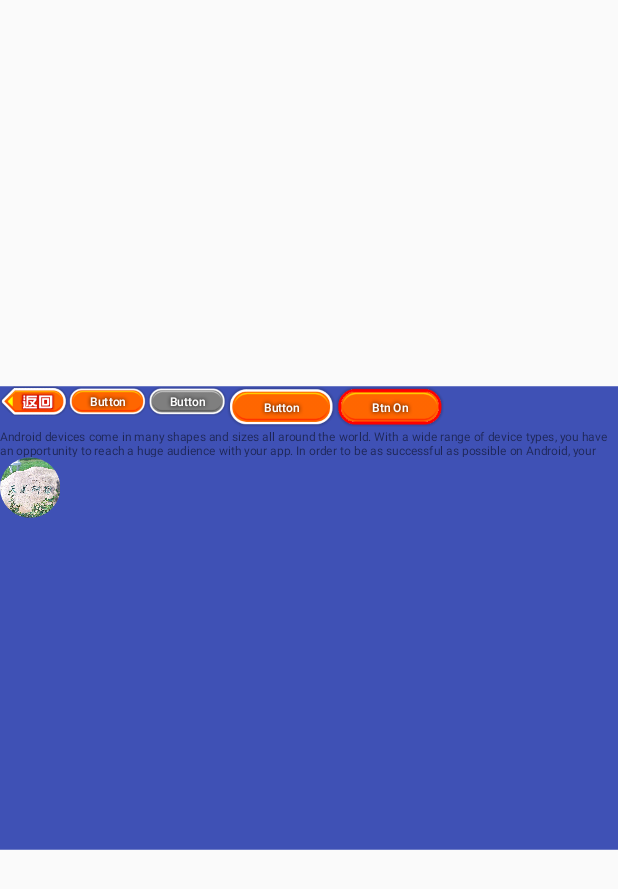
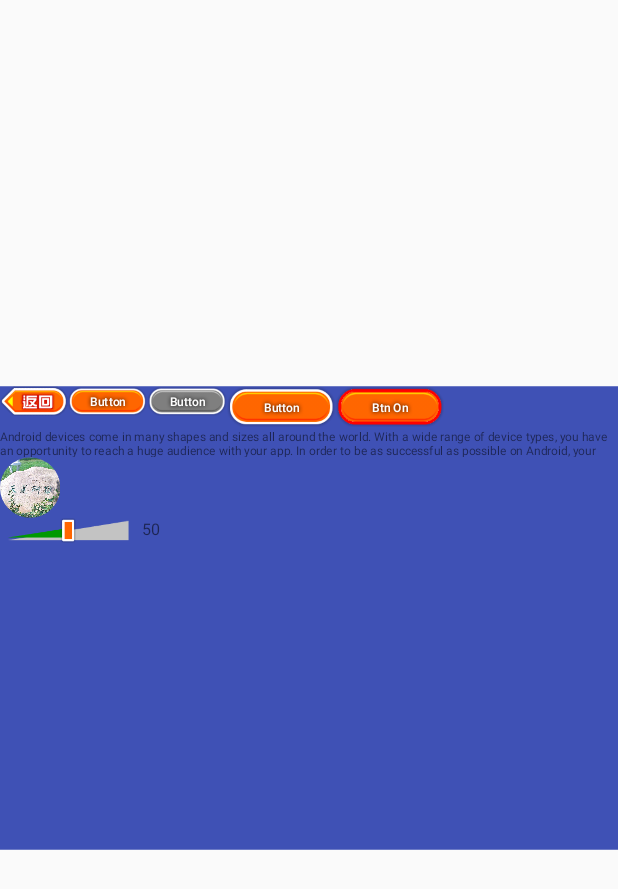
Before and after one commit to neo2470/Twork, an Android app: the screen it shows after launch (MainActivity), after a tap on "Scale Layout", on a phone screen of 412 x 824 dp. Shown: the top 889 px of the screen. Run offline under Robolectric (Android 15) with nearby library versions, the phone set to English and light mode, and no system bars.

Commit message:
add custom view ScabaleSeekBar

```diff
--- a/app/src/main/java/com/alex/fragment/ScaleLayoutFragment.java
+++ b/app/src/main/java/com/alex/fragment/ScaleLayoutFragment.java
@@ -9,12 +9,16 @@ import android.view.ViewGroup;
 import android.widget.Button;
 import android.widget.CompoundButton;
 import android.widget.ImageView;
+import android.widget.TextView;
 import android.widget.Toast;
 import android.widget.ToggleButton;
 
 import com.alex.graphics.CircleDrawable;
 import com.alex.twork.R;
 import com.alex.util.DisplayUtil;
+import com.alex.widget.ScalableSeekBar;
+
+import org.w3c.dom.Text;
 
 /**
  * Created by alex on 15-11-18.
@@ -37,6 +41,15 @@ public class ScaleLayoutFragment extends BaseFragment implements View.OnClickLis
         Bitmap bitmap = BitmapFactory.decodeResource(getResources(), R.drawable.test);
         CircleDrawable drawable = new CircleDrawable(bitmap);
         scaleImageView.setImageDrawable(drawable);
+
+        final TextView scalableSeekBarProgress = (TextView) view.findViewById(R.id.scalableSeekBarProgress);
+        ScalableSeekBar scalableSeekBar = (ScalableSeekBar) view.findViewById(R.id.scalableSeekBar);
+        scalableSeekBar.setOnScalableSeekBarChangeListener(new ScalableSeekBar.OnScalableSeekBarChangeListener() {
+            @Override
+            public void onProgressChanged(ScalableSeekBar scalableSeekBar, int progress) {
+                scalableSeekBarProgress.setText(progress+"");
+            }
+        });
 
         DisplayUtil.scaleView(view, R.id.mainLayout);
 
--- /dev/null
+++ b/app/src/main/java/com/alex/widget/ScalableSeekBar.java
@@ -0,0 +1,292 @@
+package com.alex.widget;
+
+import android.content.Context;
+import android.content.res.TypedArray;
+import android.graphics.Bitmap;
+import android.graphics.Canvas;
+import android.graphics.Paint;
+import android.graphics.Point;
+import android.graphics.Rect;
+import android.graphics.drawable.BitmapDrawable;
+import android.graphics.drawable.Drawable;
+import android.util.AttributeSet;
+import android.view.MotionEvent;
+import android.view.View;
+
+import com.alex.twork.R;
+
+/**
+ * Created by alex on 15-11-30.
+ * A scalable SeekBar
+ */
+public final class ScalableSeekBar extends View {
+
+    public interface OnScalableSeekBarChangeListener {
+        void onProgressChanged(ScalableSeekBar scalableSeekBar, int progress);
+    }
+
+    public ScalableSeekBar(Context context, AttributeSet attrs) {
+        super(context, attrs);
+
+        mPaint = new Paint();
+        mPaint.setAntiAlias(true);
+        mProgressRectSrc = new Rect();
+        mProgressRectDst = new Rect();
+
+        // 解析自定义xml属性
+        TypedArray a = context.obtainStyledAttributes(attrs, R.styleable.ScalableSeekBar);
+
+        mThumb = new Tile(a.getDrawable(R.styleable.ScalableSeekBar_thumb));
+        mProgress = new Tile(a.getDrawable(R.styleable.ScalableSeekBar_progressDrawable));
+        mBackground = new Tile(a.getDrawable(R.styleable.ScalableSeekBar_backgroundDrawable));
+
+        max = a.getInt(R.styleable.ScalableSeekBar_max, 100);
+        progress = a.getInt(R.styleable.ScalableSeekBar_progress, 0);
+
+        HALF_OF_THUMB_WIDTH = mThumb.bitmap.getWidth() >> 1;
+
+        minWidth = mBackground.bitmap.getWidth() + mThumb.bitmap.getWidth();
+        minHeight = mThumb.bitmap.getHeight();
+
+        a.recycle();
+    }
+
+    @Override
+    protected void onMeasure(int widthMeasureSpec, int heightMeasureSpec) {
+        super.onMeasure(measureWidth(widthMeasureSpec), measureHeight(heightMeasureSpec));
+    }
+
+    @Override
+    protected void onSizeChanged(int w, int h, int ow, int oh) {
+
+        mBackground.location.x = mProgress.location.x = mThumb.location.x = mProgressRectDst.left = (w - mBackground.bitmap.getWidth()) >> 1;
+        mBackground.location.y = mProgress.location.y = mThumb.location.y = mProgressRectDst.top = (h - mBackground.bitmap.getHeight()) >> 1;
+        mProgressRectSrc.bottom = mProgressRectDst.bottom = mProgress.getBottom();
+
+        mThumb.location.x -= HALF_OF_THUMB_WIDTH;
+        mThumb.location.y -= (mThumb.bitmap.getHeight() - mBackground.bitmap.getHeight()) >> 1;
+        refreshProgress();
+
+        super.onSizeChanged(w, h, ow, oh);
+    }
+
+    @Override
+    public boolean onTouchEvent(MotionEvent event) {
+        switch (event.getActionMasked()) {
+            case MotionEvent.ACTION_DOWN: {
+
+                if (isTileAreaHit(mBackground, event)) {
+                    moveThumb((int) (event.getX() - HALF_OF_THUMB_WIDTH));
+                }
+
+                initX = mThumb.location.x;
+                offsetX = (int) event.getX();
+                moveThumb = isTileAreaHit(mThumb, event);
+                break;
+            }
+            case MotionEvent.ACTION_MOVE: {
+                if (isInView(event) && moveThumb) {
+                    moveThumb((int) (initX + event.getX() - offsetX));
+                }
+                break;
+            }
+            case MotionEvent.ACTION_UP: {
+                break;
+            }
+        }
+        invalidate(mThumb.location.x, mThumb.location.y, mThumb.getRight(), mThumb.getBottom());
+        return true;
+    }
+
+    @Override
+    protected void onDraw(Canvas canvas) {
+        super.onDraw(canvas);
+
+        canvas.drawBitmap(mBackground.bitmap, mBackground.location.x, mBackground.location.y, mPaint);
+        canvas.drawBitmap(mProgress.bitmap, mProgressRectSrc, mProgressRectDst, mPaint);
+        canvas.drawBitmap(mThumb.bitmap, mThumb.location.x, mThumb.location.y, mPaint);
+    }
+
+    public void setOnScalableSeekBarChangeListener(OnScalableSeekBarChangeListener onScalableSeekBarChangeListener) {
+        mListener = onScalableSeekBarChangeListener;
+    }
+
+    public int getProgress() {
+        return progress;
+    }
+
+    public void setProgress(int progress) {
+        this.progress = progress;
+        refreshProgress();
+    }
+
+    public int getMax() {
+        return max;
+    }
+
+    public void setMax(int max) {
+        this.max = max;
+    }
+
+    /**
+     * 移动游标Tile
+     * @param locationX 游标水平中心的坐标
+     */
+    private void moveThumb(int locationX) {
+
+        final int left = mBackground.location.x - HALF_OF_THUMB_WIDTH;
+        final int right = mBackground.getRight() - HALF_OF_THUMB_WIDTH;
+
+        if (left <= mThumb.location.x && right >= mThumb.location.x) {
+
+            locationX = locationX < left ? left : locationX;
+            locationX = locationX > right ? right : locationX;
+
+            mThumb.location.x = locationX;
+
+            mProgressRectSrc.right = locationX + HALF_OF_THUMB_WIDTH;
+            mProgressRectDst.right = locationX + HALF_OF_THUMB_WIDTH;
+
+            progress = (int) ((locationX + HALF_OF_THUMB_WIDTH - mBackground.location.x) / Float.valueOf(mBackground.bitmap.getWidth()) * max);
+
+            if (null != mListener) {
+                mListener.onProgressChanged(this, progress);
+            }
+        }
+    }
+
+    /**
+     * 测量View的宽度
+     * @param measureSpec
+     * @return
+     */
+    private int measureWidth(int measureSpec) {
+        int result;
+        int specMode = MeasureSpec.getMode(measureSpec);
+        int specSize = MeasureSpec.getSize(measureSpec);
+
+        if (specMode == MeasureSpec.EXACTLY) {
+            result = specSize;
+        } else {
+            result = minWidth;
+        }
+
+        result = result < minWidth ? minWidth : result;
+        result = MeasureSpec.makeMeasureSpec(result, MeasureSpec.EXACTLY);
+
+        return result;
+    }
+
+    /**
+     * 测量View的高度
+     * @param measureSpec
+     * @return
+     */
+    private int measureHeight(int measureSpec) {
+        int result;
+        int specMode = MeasureSpec.getMode(measureSpec);
+        int specSize = MeasureSpec.getSize(measureSpec);
+
+        if (specMode == MeasureSpec.EXACTLY) {
+            result = specSize;
+        } else {
+            result = minHeight;
+        }
+
+        result = result < minHeight ? minHeight : result;
+        result = MeasureSpec.makeMeasureSpec(result, MeasureSpec.EXACTLY);
+
+        return result;
+    }
+
+    /**
+     * 检查触点是否在Tile范围内
+     * @param tile Tile object
+     * @param event MotionEvent object
+     * @return 在Tile内，true；在Tile外，false
+     */
+    private boolean isTileAreaHit(Tile tile, MotionEvent event) {
+        if (event.getX() < tile.location.x || event.getX() > tile.location.x + tile.bitmap.getWidth()) {
+            return false;
+        }
+
+        if (event.getY() < tile.location.y || event.getY() > tile.location.y + tile.bitmap.getHeight()) {
+            return false;
+        }
+
+        return true;
+    }
+
+    /**
+     * 检查触点是否在View的范围内
+     * @param event MotionEvent object
+     * @return 在View内，true；在View外，false
+     */
+    private boolean isInView(MotionEvent event) {
+        if (event.getX() < 0 || event.getX() > getWidth()) {
+            return false;
+        }
+
+        if (event.getY() < 0 || event.getY() > getHeight()) {
+            return false;
+        }
+
+        return true;
+    }
+
+    /**
+     * 更新进度
+     */
+    private void refreshProgress() {
+        mThumb.location.x = mBackground.location.x + (int) (progress / Float.valueOf(max) * mBackground.bitmap.getWidth() - HALF_OF_THUMB_WIDTH);
+
+        mProgressRectSrc.right = mThumb.location.x + HALF_OF_THUMB_WIDTH;
+        mProgressRectDst.right = mThumb.location.x + HALF_OF_THUMB_WIDTH;
+    }
+
+    private Paint mPaint;
+
+    private int initX;
+    private int offsetX;
+
+    private int minWidth;// View的最小宽度
+    private int minHeight;// View的最小高度
+
+    private int max;// 进度最大值
+    private int progress;// 进度
+    private final int HALF_OF_THUMB_WIDTH;// 游标宽度的一半
+
+    private boolean moveThumb;// 是否可以移动游标
+
+    private Tile mThumb;// 游标
+    private Tile mProgress;// 前景
+    private Tile mBackground;// 背景
+    private Rect mProgressRectSrc;
+    private Rect mProgressRectDst;
+
+    private OnScalableSeekBarChangeListener mListener;
+}
+
+class Tile {
+
+    protected Tile(Drawable drawable) {
+
+        if (null != drawable) {
+            BitmapDrawable bmpDrawable = (BitmapDrawable) drawable;
+            bitmap = bmpDrawable.getBitmap();
+        }
+
+        location = new Point();
+    }
+
+    protected int getRight() {
+        return location.x + bitmap.getWidth();
+    }
+
+    protected int getBottom() {
+        return location.y + bitmap.getHeight();
+    }
+
+    protected Point location;// Tile在View中被绘制的位置
+    protected Bitmap bitmap;// Tile对应的Bitmap
+}
--- a/app/src/main/res/layout/scale_layout_fragment.xml
+++ b/app/src/main/res/layout/scale_layout_fragment.xml
@@ -1,5 +1,6 @@
 <?xml version="1.0" encoding="utf-8"?>
 <FrameLayout xmlns:android="http://schemas.android.com/apk/res/android"
+    xmlns:app="http://schemas.android.com/apk/res-auto"
     android:layout_width="match_parent"
     android:layout_height="match_parent">
 
@@ -82,6 +83,27 @@
                     android:layout_below="@id/scaleTextView"
                     android:src="@drawable/test" />
 
+                <com.alex.widget.ScalableSeekBar
+                    android:id="@+id/scalableSeekBar"
+                    android:layout_width="wrap_content"
+                    android:layout_height="wrap_content"
+                    android:layout_below="@id/scaleImageView"
+                    app:backgroundDrawable="@drawable/frbg_cp01_volume_bar_bg"
+                    app:max="100"
+                    app:progress="50"
+                    app:progressDrawable="@drawable/frbg_cp01_volume_bar"
+                    app:thumb="@drawable/b_cp01_volume_01"/>
+
+                <TextView
+                    android:id="@+id/scalableSeekBarProgress"
+                    android:layout_width="100px"
+                    android:layout_height="wrap_content"
+                    android:layout_below="@id/scaleImageView"
+                    android:layout_marginLeft="10px"
+                    android:layout_toRightOf="@id/scalableSeekBar"
+                    android:text="50"
+                    android:textSize="27px" />
+
             </RelativeLayout>
 
         </ScrollView>
```
Also changed, not shown: app/src/main/res/drawable/b10_setting_vol_bar_style.xml (added, +15 -0 lines), app/src/main/res/values/attrs.xml (added, +13 -0 lines), app/src/main/res/drawable-nodpi/b_cp01_volume_01.png (added), app/src/main/res/drawable-nodpi/frbg_cp01_volume_bar.png (added), app/src/main/res/drawable-nodpi/frbg_cp01_volume_bar_bg.png (added), 1 other file.
